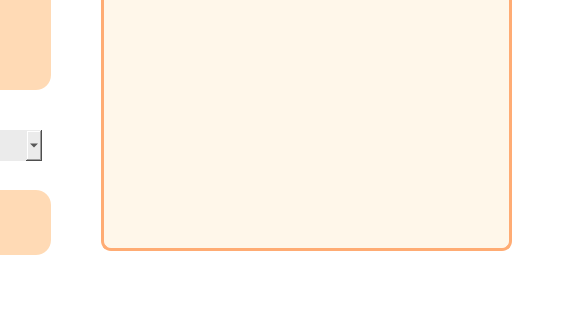
Before: the Qt Designer form src/data/src/cryptogui.ui in christopherdavinn/tugascipher, drawn with Qt 5; both pictures show x 429 to 1000 and y 530 to 850 of the 1000 by 850 pixel window.
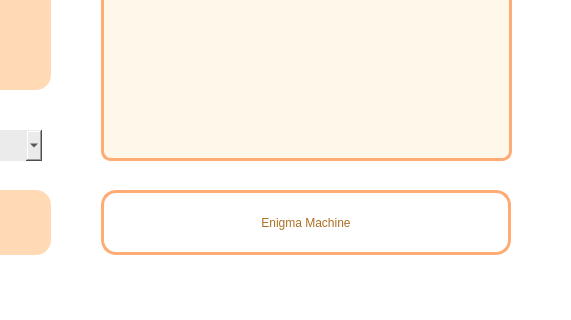
After: the same form once the commit is applied.

Diff of the .ui file:
```diff
--- a/src/data/src/cryptogui.ui
+++ b/src/data/src/cryptogui.ui
@@ -23,7 +23,7 @@
       <x>530</x>
       <y>150</y>
       <width>411</width>
-      <height>631</height>
+      <height>541</height>
      </rect>
     </property>
     <property name="styleSheet">
@@ -340,6 +340,40 @@
      <string/>
     </property>
    </widget>
+   <widget class="QPushButton" name="enigmaBut">
+    <property name="geometry">
+     <rect>
+      <x>530</x>
+      <y>720</y>
+      <width>410</width>
+      <height>65</height>
+     </rect>
+    </property>
+    <property name="styleSheet">
+     <string notr="true">QPushButton {
+	font: 700 11pt &quot;MS Shell Dlg 2&quot;;
+	border: none;
+	border-left 2px solid transparent;
+	border-radius: 15px; 
+	background-color: #fffff;
+	border: 3px solid #ffac74;
+	color: #ac6e23;
+}
+
+QPushButton:hover {
+	background-color: #ffdab5;
+}
+
+QPushButton:pressed {
+	background-color: #e69b69;
+	color: #fff;
+}
+</string>
+    </property>
+    <property name="text">
+     <string>Enigma Machine</string>
+    </property>
+   </widget>
   </widget>
   <widget class="QMenuBar" name="menubar">
    <property name="geometry">
```
